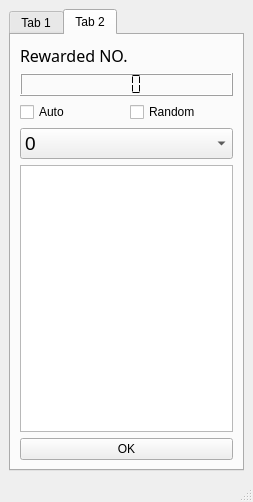
First picture: the form in mainwindow.ui, repository idiotyong/WeiYaGameClient, before the edit.
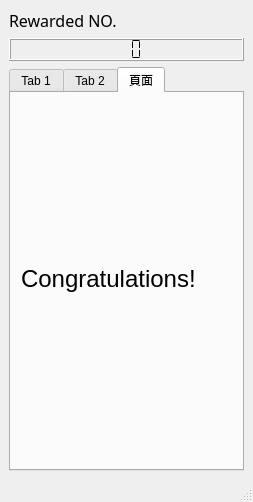
Second picture: the form after the edit. The open tabs and pages were chosen to show the change.

Diff of the .ui file:
```diff
--- a/mainwindow.ui
+++ b/mainwindow.ui
@@ -15,6 +15,33 @@
   </property>
   <widget class="QWidget" name="centralwidget">
    <layout class="QVBoxLayout" name="verticalLayout">
+    <item>
+     <widget class="QLabel" name="label">
+      <property name="font">
+       <font>
+        <family>細明體</family>
+        <pointsize>12</pointsize>
+        <bold>false</bold>
+       </font>
+      </property>
+      <property name="text">
+       <string>Rewarded NO.   </string>
+      </property>
+     </widget>
+    </item>
+    <item>
+     <widget class="QLCDNumber" name="lcdRewardNumber">
+      <property name="smallDecimalPoint">
+       <bool>false</bool>
+      </property>
+      <property name="digitCount">
+       <number>3</number>
+      </property>
+      <property name="segmentStyle">
+       <enum>QLCDNumber::Flat</enum>
+      </property>
+     </widget>
+    </item>
     <item>
      <widget class="QTabWidget" name="tabWidget">
       <property name="tabPosition">
@@ -143,33 +170,6 @@
         <string>Tab 2</string>
        </attribute>
        <layout class="QVBoxLayout" name="verticalLayout_2">
-        <item>
-         <widget class="QLabel" name="label">
-          <property name="font">
-           <font>
-            <family>細明體</family>
-            <pointsize>12</pointsize>
-            <bold>false</bold>
-           </font>
-          </property>
-          <property name="text">
-           <string>Rewarded NO.   </string>
-          </property>
-         </widget>
-        </item>
-        <item>
-         <widget class="QLCDNumber" name="lcdRewardNumber">
-          <property name="smallDecimalPoint">
-           <bool>false</bool>
-          </property>
-          <property name="digitCount">
-           <number>3</number>
-          </property>
-          <property name="segmentStyle">
-           <enum>QLCDNumber::Flat</enum>
-          </property>
-         </widget>
-        </item>
         <item>
          <layout class="QHBoxLayout" name="horizontalLayout">
           <item>
@@ -232,6 +232,9 @@
         </item>
         <item>
          <widget class="QPushButton" name="btnOk">
+          <property name="enabled">
+           <bool>false</bool>
+          </property>
           <property name="text">
            <string>OK</string>
           </property>
@@ -239,6 +242,29 @@
         </item>
        </layout>
       </widget>
+      <widget class="QWidget" name="tabMessage">
+       <attribute name="title">
+        <string>頁面</string>
+       </attribute>
+       <widget class="QLabel" name="label_4">
+        <property name="geometry">
+         <rect>
+          <x>10</x>
+          <y>140</y>
+          <width>201</width>
+          <height>91</height>
+         </rect>
+        </property>
+        <property name="font">
+         <font>
+          <pointsize>18</pointsize>
+         </font>
+        </property>
+        <property name="text">
+         <string>Congratulations!</string>
+        </property>
+       </widget>
+      </widget>
      </widget>
     </item>
    </layout>
```
